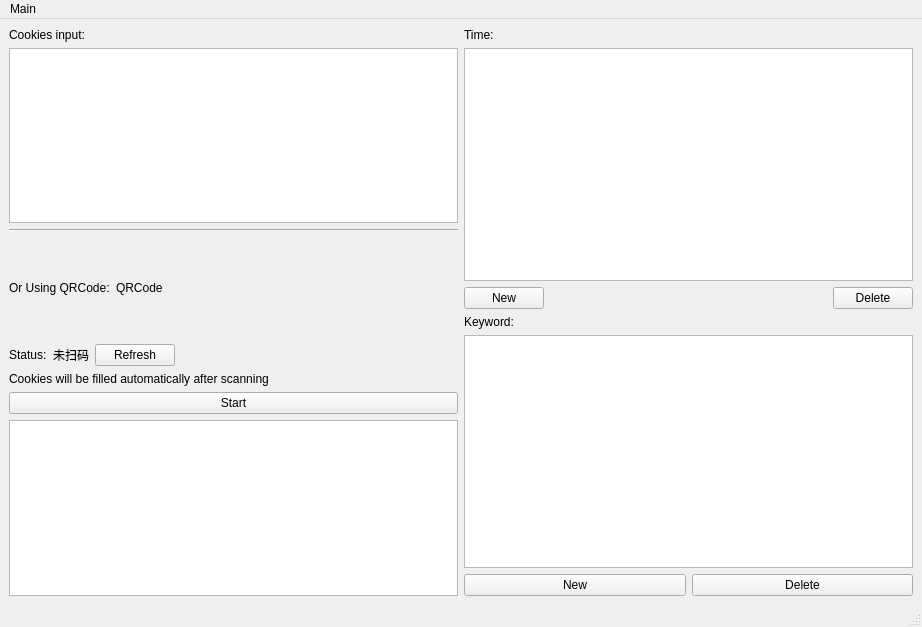
Bluesky303/BiliBili-Comments-Crawler, file ui/main.ui: the form before one commit.
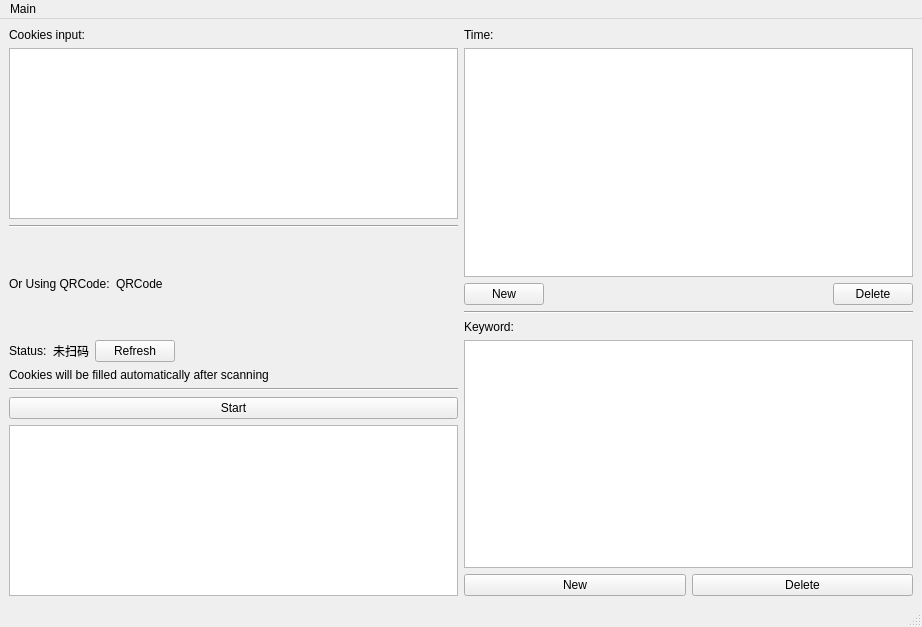
The form after the commit.

Diff of the .ui file:
```diff
--- a/ui/main.ui
+++ b/ui/main.ui
@@ -180,6 +180,13 @@
           </property>
          </widget>
         </item>
+        <item>
+         <widget class="Line" name="line_2">
+          <property name="orientation">
+           <enum>Qt::Horizontal</enum>
+          </property>
+         </widget>
+        </item>
         <item>
          <widget class="QPushButton" name="StartButton">
           <property name="font">
@@ -262,6 +269,13 @@
           </item>
          </layout>
         </item>
+        <item>
+         <widget class="Line" name="line_3">
+          <property name="orientation">
+           <enum>Qt::Horizontal</enum>
+          </property>
+         </widget>
+        </item>
         <item>
          <widget class="QLabel" name="label_4">
           <property name="font">
```
